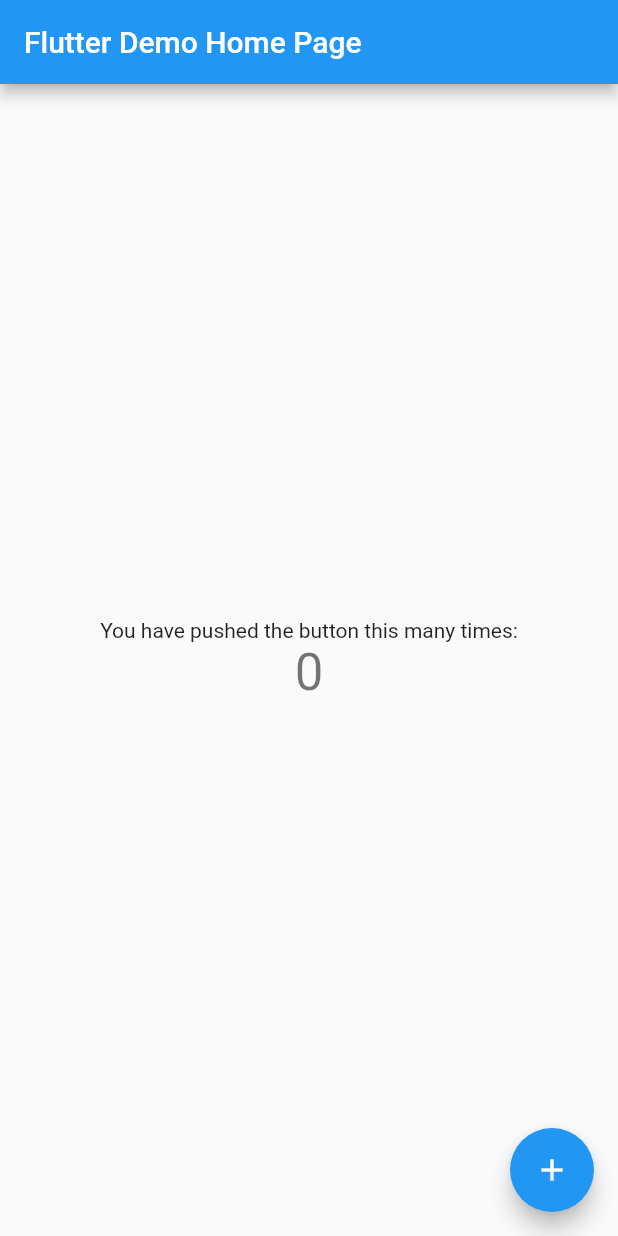
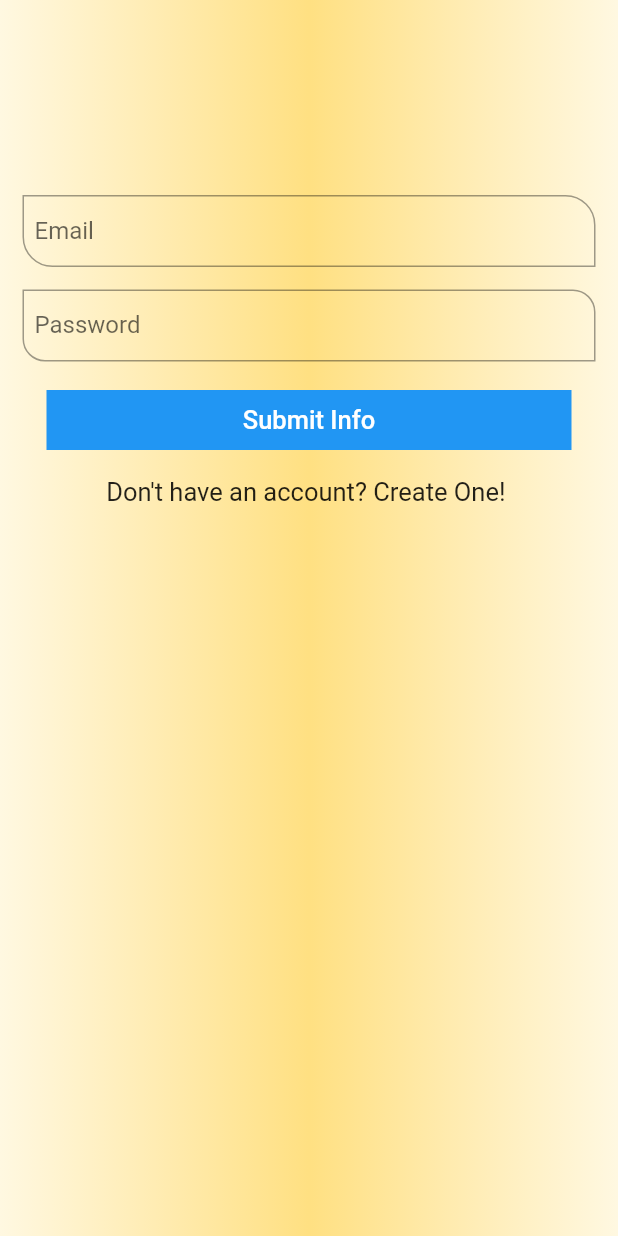
Before and after one commit to hadiuzzaman524/chat_application, a Flutter app: the screen it shows after launch, on a phone screen of 412 x 824 dp. Run offline on Flutter 3.47's test engine with Material 2 defaults, Android fonts, the phone set to English and light mode, and no system bars.

Commit message:
design login and sign up widget

```diff
--- a/chat/lib/main.dart
+++ b/chat/lib/main.dart
@@ -1,117 +1,20 @@
 import 'package:flutter/material.dart';
+import './screens/auth.dart';
+import './screens/chat.dart';
 
 void main() {
   runApp(MyApp());
 }
 
 class MyApp extends StatelessWidget {
-  // This widget is the root of your application.
   @override
   Widget build(BuildContext context) {
     return MaterialApp(
-      title: 'Flutter Demo',
-      theme: ThemeData(
-        // This is the theme of your application.
-        //
-        // Try running your application with "flutter run". You'll see the
-        // application has a blue toolbar. Then, without quitting the app, try
-        // changing the primarySwatch below to Colors.green and then invoke
-        // "hot reload" (press "r" in the console where you ran "flutter run",
-        // or simply save your changes to "hot reload" in a Flutter IDE).
-        // Notice that the counter didn't reset back to zero; the application
-        // is not restarted.
-        primarySwatch: Colors.blue,
-        // This makes the visual density adapt to the platform that you run
-        // the app on. For desktop platforms, the controls will be smaller and
-        // closer together (more dense) than on mobile platforms.
-        visualDensity: VisualDensity.adaptivePlatformDensity,
-      ),
-      home: MyHomePage(title: 'Flutter Demo Home Page'),
+      home: AuthScreen(),
+      routes: {
+        AuthScreen.routeName: (context) => AuthScreen(),
+        ChatScreen.routeName: (context) => ChatScreen(),
+      },
     );
   }
 }
-
-class MyHomePage extends StatefulWidget {
-  MyHomePage({Key key, this.title}) : super(key: key);
-
-  // This widget is the home page of your application. It is stateful, meaning
-  // that it has a State object (defined below) that contains fields that affect
-  // how it looks.
-
-  // This class is the configuration for the state. It holds the values (in this
-  // case the title) provided by the parent (in this case the App widget) and
-  // used by the build method of the State. Fields in a Widget subclass are
-  // always marked "final".
-
-  final String title;
-
-  @override
-  _MyHomePageState createState() => _MyHomePageState();
-}
-
-class _MyHomePageState extends State<MyHomePage> {
-  int _counter = 0;
-
-  void _incrementCounter() {
-    setState(() {
-      // This call to setState tells the Flutter framework that something has
-      // changed in this State, which causes it to rerun the build method below
-      // so that the display can reflect the updated values. If we changed
-      // _counter without calling setState(), then the build method would not be
-      // called again, and so nothing would appear to happen.
-      _counter++;
-    });
-  }
-
-  @override
-  Widget build(BuildContext context) {
-    // This method is rerun every time setState is called, for instance as done
-    // by the _incrementCounter method above.
-    //
-    // The Flutter framework has been optimized to make rerunning build methods
-    // fast, so that you can just rebuild anything that needs updating rather
-    // than having to individually change instances of widgets.
-    return Scaffold(
-      appBar: AppBar(
-        // Here we take the value from the MyHomePage object that was created by
-        // the App.build method, and use it to set our appbar title.
-        title: Text(widget.title),
-      ),
-      body: Center(
-        // Center is a layout widget. It takes a single child and positions it
-        // in the middle of the parent.
-        child: Column(
-          // Column is also a layout widget. It takes a list of children and
-          // arranges them vertically. By default, it sizes itself to fit its
-          // children horizontally, and tries to be as tall as its parent.
-          //
-          // Invoke "debug painting" (press "p" in the console, choose the
-          // "Toggle Debug Paint" action from the Flutter Inspector in Android
-          // Studio, or the "Toggle Debug Paint" command in Visual Studio Code)
-          // to see the wireframe for each widget.
-          //
-          // Column has various properties to control how it sizes itself and
-          // how it positions its children. Here we use mainAxisAlignment to
-          // center the children vertically; the main axis here is the vertical
-          // axis because Columns are vertical (the cross axis would be
-          // horizontal).
-          mainAxisAlignment: MainAxisAlignment.center,
-          children: <Widget>[
-            Text(
-              'You have pushed the button this many times:',
-            ),
-            Text(
-              '$_counter',
-              style: Theme.of(context).textTheme.headline4,
-            ),
-          ],
-        ),
-      ),
-      floatingActionButton: FloatingActionButton(
-        onPressed: _incrementCounter,
-        tooltip: 'Increment',
-        child: Icon(Icons.add),
-      ), // This trailing comma makes auto-formatting nicer for build methods.
-    );
-  }
-}
--- /dev/null
+++ b/chat/lib/screens/auth.dart
@@ -0,0 +1,62 @@
+import 'package:flutter/material.dart';
+import '../widgets/signup_design.dart';
+import '../widgets/login_design.dart';
+
+class AuthScreen extends StatefulWidget {
+  static const routeName = '/AuthScreen';
+
+  @override
+  _AuthScreenState createState() => _AuthScreenState();
+}
+
+class _AuthScreenState extends State<AuthScreen> {
+  bool _sign = false;
+  bool _log = false;
+
+  _toogleSignUp() {
+    setState(() {
+      _sign = false;
+      _log = true;
+    });
+  }
+
+  _toggleLogIn() {
+    setState(() {
+      _sign = true;
+      _log = false;
+    });
+  }
+
+  @override
+  Widget build(BuildContext context) {
+    return Scaffold(
+      body: Container(
+        decoration: BoxDecoration(
+          gradient: LinearGradient(colors: [
+            Colors.amber[50],
+            Colors.amber[100],
+            Colors.amber[200],
+            Colors.amber[100],
+            Colors.amber[50],
+          ]),
+        ),
+        height: MediaQuery.of(context).size.height,
+        width: double.infinity,
+        child: Column(
+          children: [
+            SizedBox(
+              height: 100,
+            ),
+            _sign
+                ? SignupDesign(
+                    create: _toogleSignUp,
+                  )
+                : LogInDesign(
+                    create: _toggleLogIn,
+                  ),
+          ],
+        ),
+      ),
+    );
+  }
+}
--- /dev/null
+++ b/chat/lib/widgets/login_design.dart
@@ -0,0 +1,93 @@
+import 'package:flutter/material.dart';
+
+class LogInDesign extends StatefulWidget {
+  final Function create;
+
+  LogInDesign({this.create});
+
+  @override
+  _LogInDesignState createState() => _LogInDesignState();
+}
+
+class _LogInDesignState extends State<LogInDesign> {
+  @override
+  Widget build(BuildContext context) {
+    return Container(
+      padding: EdgeInsets.all(15),
+      height: 400,
+      width: double.infinity,
+      child: Form(
+        child: SingleChildScrollView(
+          child: Column(
+            children: [
+              SizedBox(
+                height: 15,
+              ),
+              TextFormField(
+                decoration: InputDecoration(
+                  labelText: 'Email',
+                  contentPadding:
+                  EdgeInsets.symmetric(horizontal: 8, vertical: 2),
+                  border: OutlineInputBorder(
+                    gapPadding: 10,
+                    borderRadius: BorderRadius.only(
+                      topRight: Radius.circular(20),
+                      bottomLeft: Radius.circular(20),
+                    ),
+                    borderSide: BorderSide(width: 2.0, color: Colors.amber),
+                  ),
+                ),
+              ),
+              SizedBox(
+                height: 15,
+              ),
+              TextFormField(
+                decoration: InputDecoration(
+                  contentPadding:
+                  EdgeInsets.symmetric(horizontal: 8, vertical: 2),
+                  labelText: 'Password',
+                  border: OutlineInputBorder(
+                    gapPadding: 10,
+                    borderRadius: BorderRadius.only(
+                      topRight: Radius.circular(15),
+                      bottomLeft: Radius.circular(15),
+                    ),
+                  ),
+                ),
+              ),
+              SizedBox(
+                height: 15,
+              ),
+              FlatButton(
+                onPressed: () {},
+                child: Container(
+                  color: Colors.blue,
+                  width: double.infinity,
+                  height: 40,
+                  alignment: Alignment.center,
+                  child: Text(
+                    'Submit Info',
+                    style: TextStyle(
+                      color: Colors.white,
+                      fontSize: 17,
+                    ),
+                  ),
+                ),
+              ),
+              FlatButton(
+                onPressed: widget.create,
+                child: Text(
+                  'Don\'t have an account? Create One! ',
+                  style: TextStyle(
+                    fontSize: 17,
+                    fontWeight: FontWeight.normal,
+                  ),
+                ),
+              ),
+            ],
+          ),
+        ),
+      ),
+    );
+  }
+}
```
Also changed, not shown: chat/lib/screens/chat.dart (added, +15 -0 lines), chat/lib/widgets/signup_design.dart (added, +114 -0 lines), 1 other file.
